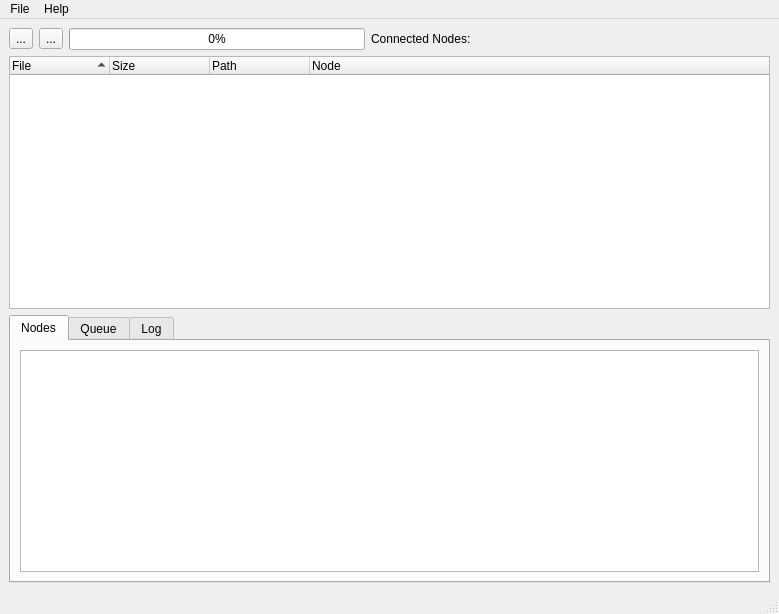
Old version of the form ui/main_alt.ui in the repository j0z/Crescendo.
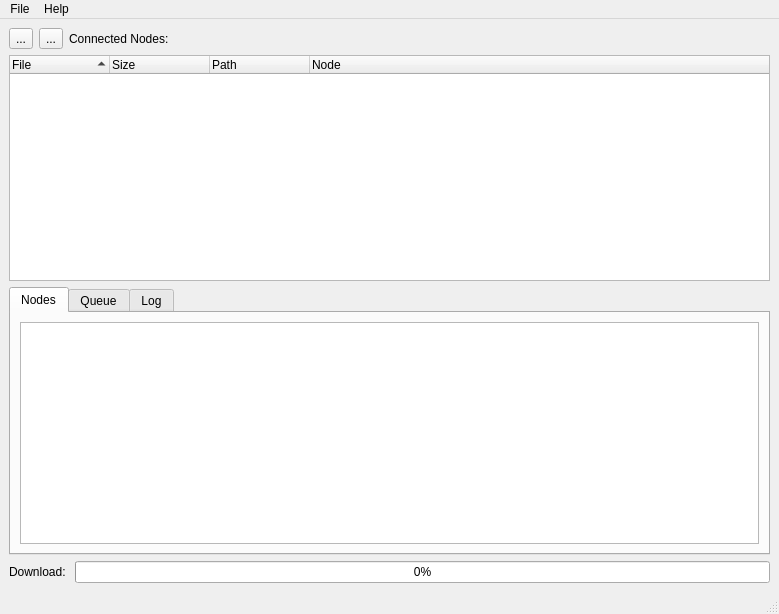
New version of the form. Icons and pictures are not drawn.

What changed in the file:
```diff
--- a/ui/main_alt.ui
+++ b/ui/main_alt.ui
@@ -47,13 +47,6 @@
           </property>
          </widget>
         </item>
-        <item>
-         <widget class="QProgressBar" name="prg_download">
-          <property name="value">
-           <number>0</number>
-          </property>
-         </widget>
-        </item>
         <item>
          <widget class="QLabel" name="lab_connected_nodes">
           <property name="text">
@@ -218,6 +211,24 @@
       </item>
      </layout>
     </item>
+    <item>
+     <layout class="QHBoxLayout" name="horizontalLayout_8">
+      <item>
+       <widget class="QLabel" name="lab_download">
+        <property name="text">
+         <string>Download: </string>
+        </property>
+       </widget>
+      </item>
+      <item>
+       <widget class="QProgressBar" name="prg_download">
+        <property name="value">
+         <number>0</number>
+        </property>
+       </widget>
+      </item>
+     </layout>
+    </item>
    </layout>
   </widget>
   <widget class="QMenuBar" name="menubar">
```
Left out of the diff: 6 changed lines with no effect on the pictures.
